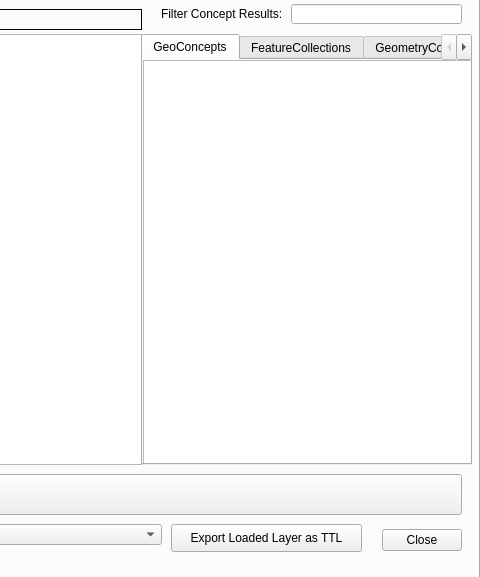
This is dialogs/ui/sparql_unicorn_dialog_base.ui in sparqlunicorn/sparqlunicornGoesGIS as Qt 5 draws it before an edit; both pictures show x 651 to 1131 and y 122 to 699 of the 1131 by 699 pixel window. The edited form follows.
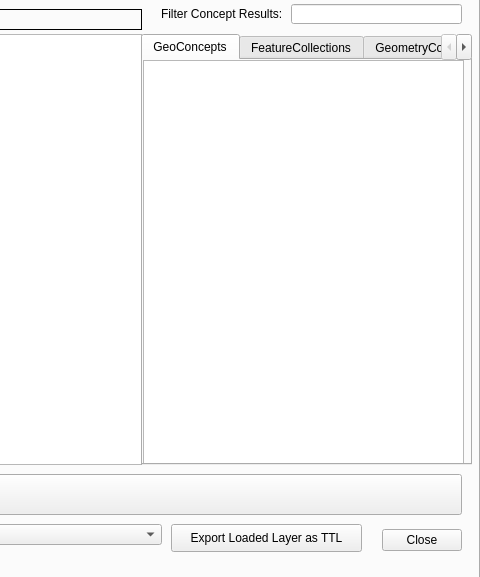
This is the edited form.

Commit message: using QTreeView instead of QListView for previewing concepts

```diff
--- a/dialogs/ui/sparql_unicorn_dialog_base.ui
+++ b/dialogs/ui/sparql_unicorn_dialog_base.ui
@@ -490,12 +490,12 @@
       <attribute name="title">
        <string>GeoConcepts</string>
       </attribute>
-      <widget class="QListView" name="geoClassList">
+      <widget class="QTreeView" name="geoTreeView">
        <property name="geometry">
         <rect>
          <x>0</x>
          <y>0</y>
-         <width>331</width>
+         <width>321</width>
          <height>411</height>
         </rect>
        </property>
```
The commit also changes 4 other files.
